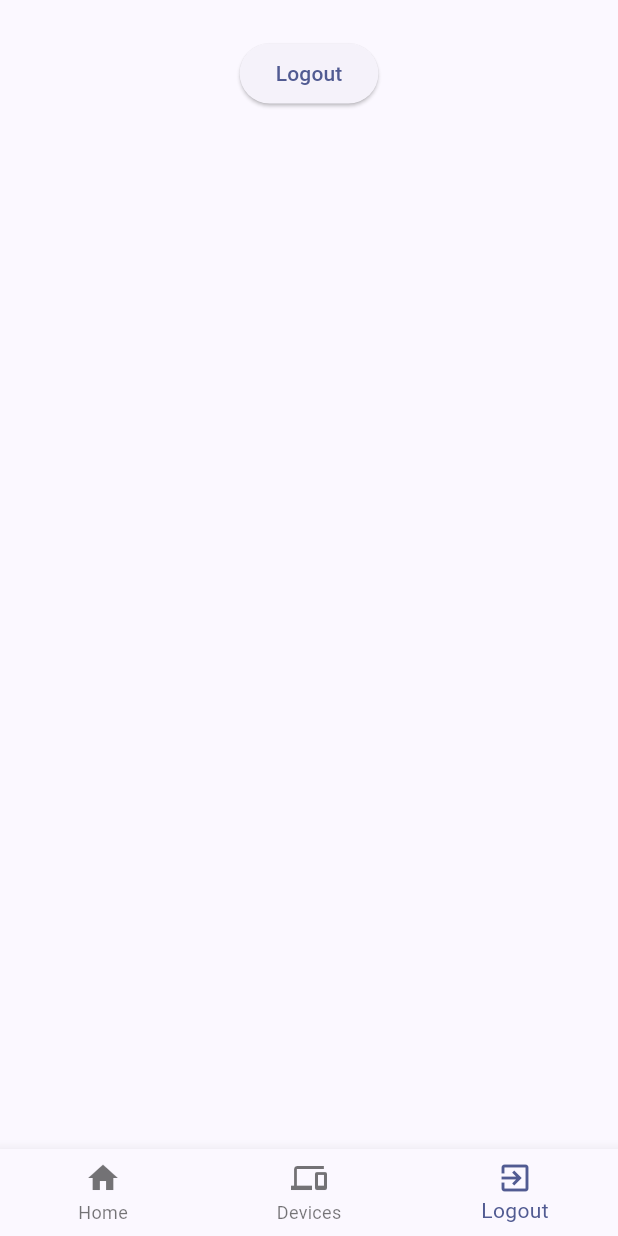
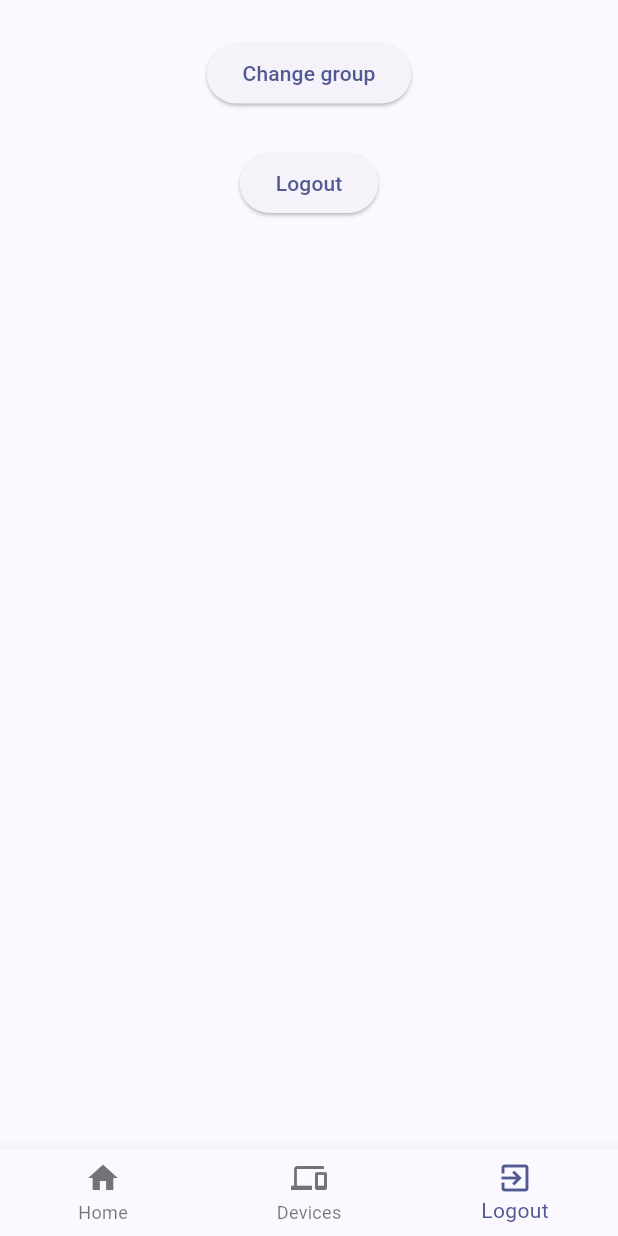
Before and after one commit to WiktorOgrodnik/vhome-app, a Flutter app: the HomePage widget shown alone on an empty page, opened directly, item 3 of the bottom bar chosen, after a tap on "Logout", on a phone screen of 412 x 824 dp. Run offline on Flutter 3.47's test engine with Material 3 defaults, Android fonts, the phone set to English and light mode, and no system bars; missing offline and left inert: flutter_session_manager.

Commit message:
Changed taskset service

```diff
--- a/lib/auth.dart
+++ b/lib/auth.dart
@@ -55,7 +55,24 @@ class Auth {
     _authStateController.add(AuthState.groupSelected);
   }
 
+  Future<void> unselectGroup() async {
+    _authStateController.add(AuthState.pending);
+    var user = await UserService().unselectGroup();
+    if (user == null) {
+      _authStateController.add(AuthState.unauthenticated);
+      return;
+    }
+
+    await SessionManager().set("user.token", user.token);
+
+    _authStateController.add(AuthState.groupUnselected);
+  }
+
+
   Future<void> logout() async {
+    _authStateController.add(AuthState.pending);
+    await UserService().logout();
+    await SessionManager().remove("user.token");
     _authStateController.add(AuthState.unauthenticated);
   }
 
--- a/lib/main.dart
+++ b/lib/main.dart
@@ -4,9 +4,11 @@ import 'package:http/http.dart' as http;
 import 'package:flutter/material.dart';
 import 'package:provider/provider.dart';
 import 'package:vhome_frontend/auth.dart';
+import 'package:vhome_frontend/service/taskset.dart';
 import 'package:vhome_frontend/views/groups.dart';
 import 'package:vhome_frontend/views/login.dart';
 import 'package:vhome_frontend/views/taskset.dart';
+import 'package:vhome_frontend/views/tasksets.dart';
 
 void main() {
   runApp(const MyApp());
@@ -48,22 +50,15 @@ class MyApp extends StatelessWidget {
 
   @override
   Widget build(BuildContext context) {
-    return ChangeNotifierProvider(
-      create: (context) => MyAppState(),
-      child: MaterialApp(
-        title: 'vHome',
-        theme: ThemeData(
-          useMaterial3: true,
-          colorScheme: ColorScheme.fromSeed(seedColor: Colors.indigo),
-        ),
-        home: MainContainer(),
+    return MaterialApp(
+      title: 'vHome',
+      theme: ThemeData(
+        useMaterial3: true,
+        colorScheme: ColorScheme.fromSeed(seedColor: Colors.indigo),
       ),
+      home: MainContainer(),
     );
   }
-}
-
-class MyAppState extends ChangeNotifier {
-  var current = "";
 }
 
 class MainContainer extends StatelessWidget {
@@ -152,7 +147,10 @@ class HomePageState extends State<HomePage> {
     Widget page;
     switch (selectedIndex) {
       case 0:
-        page = TaskSetsView();
+        page = ChangeNotifierProvider(
+          create: (_) => TaskSetService(),
+          child: TaskSetsPage()
+        );
       case 1:
         page = Placeholder();
       case 2:
@@ -244,6 +242,13 @@ class LogOutPage extends StatelessWidget {
             SizedBox(height: 25),
             ElevatedButton(
               onPressed: () {
+                Auth().unselectGroup();
+              },
+              child: Text("Change group"),
+            ),
+            SizedBox(height: 25),
+            ElevatedButton(
+              onPressed: () {
                 Auth().logout();
               },
               child: Text("Logout"),
--- a/lib/service/taskset.dart
+++ b/lib/service/taskset.dart
@@ -1,19 +1,35 @@
 import 'dart:async';
+import 'dart:convert';
 
+import 'package:flutter/foundation.dart';
+import 'package:flutter_session_manager/flutter_session_manager.dart';
+import 'package:http/http.dart' as http;
+
+import 'package:vhome_frontend/consts/api_url.dart';
 import 'package:vhome_frontend/models/taskset.dart';
-import 'package:vhome_frontend/service/service.dart';
 
-class TaskSetService extends Service {
-  static final TaskSetService _instance = TaskSetService._internal();
-  factory TaskSetService() => _instance;
-  TaskSetService._internal();
+class TaskSetService with ChangeNotifier {
+  late List<TaskSet> _tasksets;
+  List<TaskSet> get tasksets => _tasksets;
 
-  final _taskSetController = StreamController<TaskSet>();
+  bool loading = true;
 
-  Stream<TaskSet> get taskSetsOutdated$ => _taskSetController.stream;
+  Future<void> fetchTaskSets() async {
+    try {
+      loading = true;
+      final uri = Uri.parse("$apiUrl/tasksets");
+      final token = await SessionManager().get("user.token");
+      final response = await http.get(uri, headers: { 'Authorization': token } );
+      final List<dynamic> responseData = jsonDecode(response.body);
+      print(responseData);
+      final List<TaskSet> fetchedTaskSets = responseData.map((taskset) => TaskSet.fromJson(taskset)).toList();
 
-  Future<List<TaskSet>> getTaskSets() async {
-    var data = await Service.getDataList("tasksets");
-    return data.map((x) => TaskSet.fromJson(x)).toList();
+      _tasksets = fetchedTaskSets;
+
+      loading = false;
+      notifyListeners();
+    } catch (error) {
+      print("Catchy: $error");
+    }
   }
 }
--- a/lib/service/user.dart
+++ b/lib/service/user.dart
@@ -40,10 +40,21 @@ class UserService {
       null;
   }
 
-  Future<int> logout(int taskId) async {
+  Future<User?> unselectGroup() async {
+    var uri = Uri.parse("$apiUrl/group/unselect");
+    var token = await SessionManager().get('user.token');
+
+    var response = await get(uri, headers: { 'Authorization': token });
+
+    return response.statusCode == 200 ?
+      User.fromJson(jsonDecode(response.body)) :
+      null;
+  }
+
+  Future<void> logout() async {
     var uri = Uri.parse("$apiUrl/logout");
     var token = await SessionManager().get('user.token');
 
-    return 200;
+    await get(uri, headers: { 'Authorization': token });
   }
 }
--- a/lib/views/taskset.dart
+++ b/lib/views/taskset.dart
@@ -3,7 +3,6 @@ import 'package:vhome_frontend/forms/task.dart';
 import 'package:vhome_frontend/models/task.dart';
 import 'package:vhome_frontend/models/taskset.dart';
 import 'package:vhome_frontend/service/task.dart';
-import 'package:vhome_frontend/service/taskset.dart';
 import 'package:vhome_frontend/views/task.dart';
 
 class TaskSetView extends StatefulWidget {
@@ -97,6 +96,7 @@ class TaskSetViewState extends State<TaskSetView> {
     );
   }
 }
+
 class TaskTileDetails extends StatefulWidget {
   final int taskSetId;
 
@@ -240,44 +240,3 @@ class TaskTileState extends State<TaskTile> {
     );
   }
 }
-
-class TaskSetsView extends StatefulWidget {
-  @override
-    State<StatefulWidget> createState() => TaskSetsViewState();
-}
-
-class TaskSetsViewState extends State<TaskSetsView> {
-
-  late Future<List<TaskSet>> futureLists;
-
-  @override
-  void initState() {
-    super.initState();
-    futureLists = TaskSetService().getTaskSets();
-  }
-
-  @override
-  Widget build(BuildContext context) {
-    return SingleChildScrollView(
-      scrollDirection: Axis.vertical,
-      child: FutureBuilder<List<TaskSet>>(
-        future: futureLists,
-        builder: (context, snapshot) {
-          if (snapshot.hasData) {
-            return Wrap(
-              children: [
-                for (var taskSet in snapshot.data!)
-                Padding(
-                  padding: EdgeInsets.all(20),
-                  child: TaskTile(taskSet: taskSet),
-                )
-              ],
-            );
-          } else {
-            return Placeholder();
-          }
-        },
-      ),
-    );
-  }
-}
--- /dev/null
+++ b/lib/views/tasksets.dart
@@ -0,0 +1,45 @@
+import 'package:flutter/material.dart';
+import 'package:provider/provider.dart';
+import 'package:vhome_frontend/service/taskset.dart';
+import 'package:vhome_frontend/views/taskset.dart';
+
+class TaskSetsPage extends StatefulWidget {
+  @override
+  TaskSetsPageState createState() => TaskSetsPageState();
+}
+
+class TaskSetsPageState extends State<TaskSetsPage> {
+
+  @override
+  void initState() {
+    super.initState();
+    Provider.of<TaskSetService>(context, listen: false).fetchTaskSets();
+  }
+
+  @override
+  Widget build(BuildContext context) {
+    final taskSetService = Provider.of<TaskSetService>(context);
+    return Scaffold(
+      body: taskSetService.loading ?
+        CircularProgressIndicator() :
+        SingleChildScrollView(
+          scrollDirection: Axis.vertical,
+          child: Wrap(
+            children: [
+              for (var taskSet in taskSetService.tasksets)
+                Padding(
+                  padding: const EdgeInsets.all(20),
+                  child: TaskTile(taskSet: taskSet),
+                ),
+            ],
+          ),
+        ),
+      floatingActionButton: FloatingActionButton(
+        onPressed: () {
+          taskSetService.fetchTaskSets();
+        },
+        child: Icon(Icons.refresh),
+      ),
+    );
+  }
+}
--- a/pubspec.yaml
+++ b/pubspec.yaml
@@ -16,6 +16,8 @@ dependencies:
   http: ^1.2.1
   flutter_session_manager: ^1.0.3
 
+  riverpod_annotation: ^2.3.5
+
 dev_dependencies:
   flutter_test:
     sdk: flutter
```
Also changed, not shown: lib/models/task.dart (+15 -26 lines), lib/models/taskset.dart (+10 -15 lines), lib/views/home.dart (deleted), pubspec.lock.
